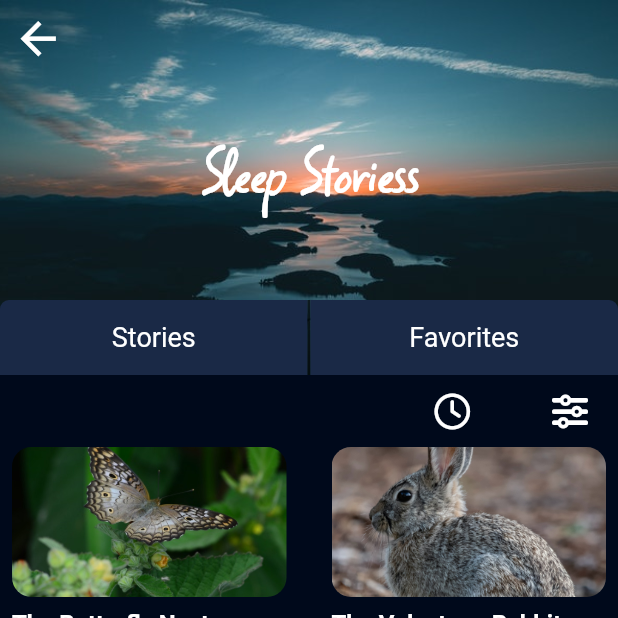
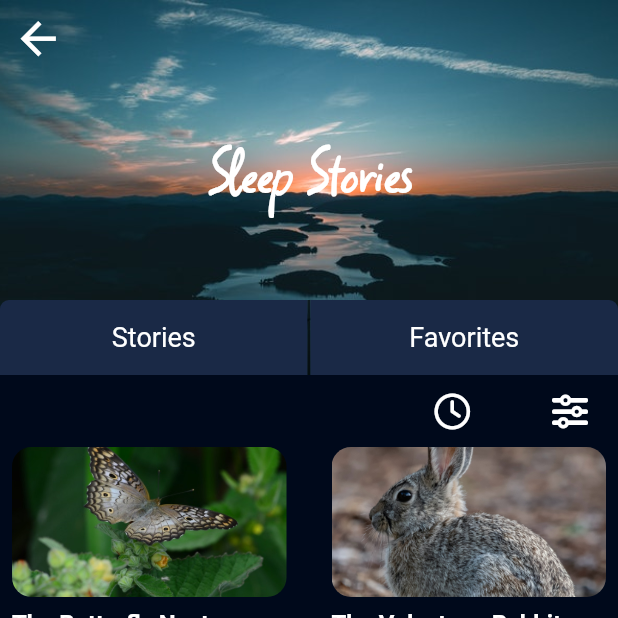
Before and after one commit to Harunn33/sleep_sound_app, a Flutter app: the MainPage2 screen opened directly, on a phone screen of 412 x 824 dp, the top half of it. Run offline on Flutter 3.47's test engine with Material 2 defaults, Android fonts, the phone set to English and light mode, and no system bars; our stand-ins replace font_awesome_flutter, rive.

Commit message:
geri düzlettim

```diff
--- a/lib/sleepStories.dart
+++ b/lib/sleepStories.dart
@@ -52,7 +52,7 @@ class _MainPage2State extends State<MainPage2> {
                   Padding(
                     padding: EdgeInsets.only(bottom: 20),
                     child: Text(
-                      "Sleep Storiess",
+                      "Sleep Stories",
                       style: TextStyle(
                           fontSize: 45,
                           fontWeight: FontWeight.bold,
```
